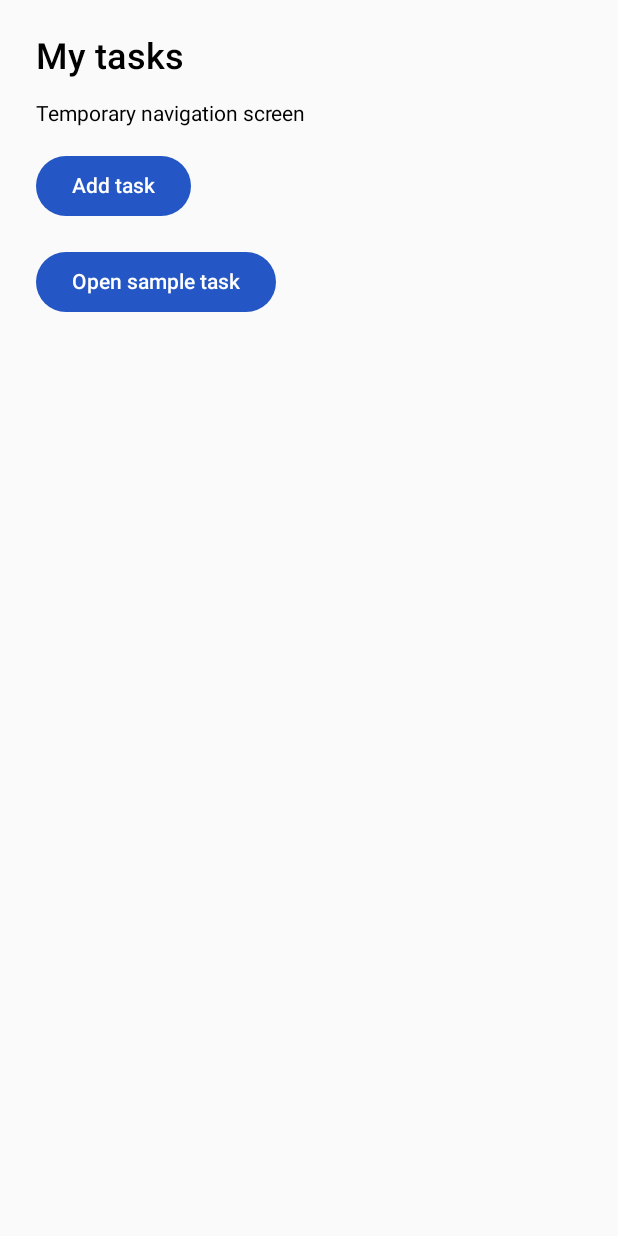
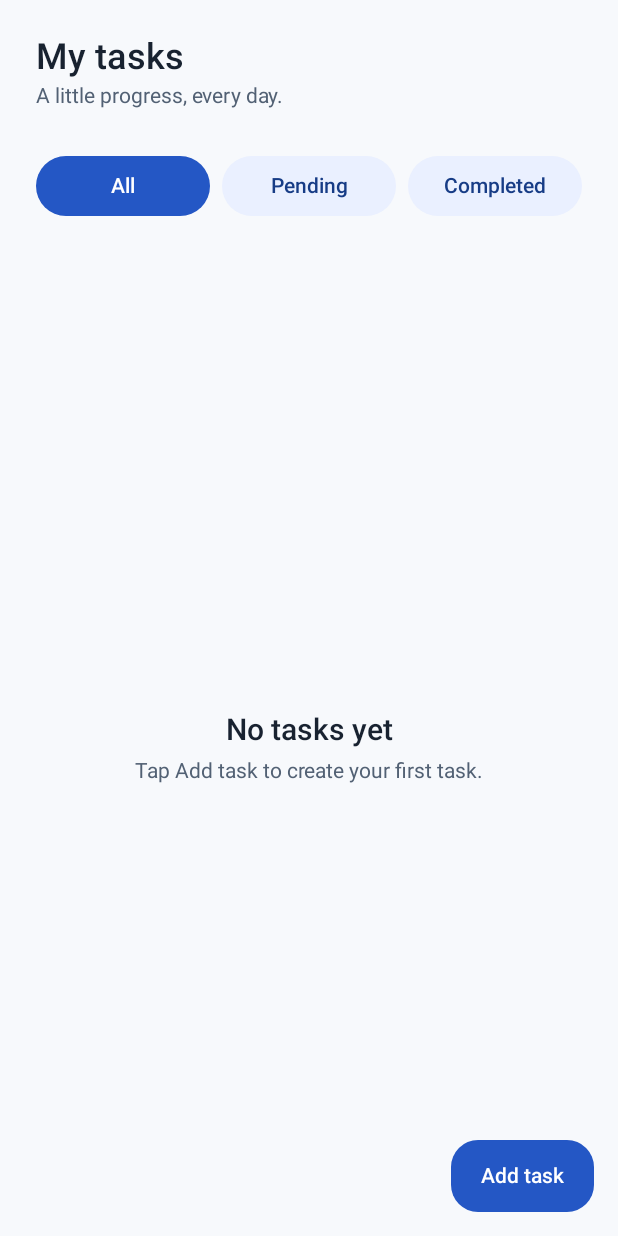
Before and after one commit to Kar1m22/student-task-planner, an Android app built with Jetpack Compose: the screen it shows after launch (MainActivity), on a phone screen of 412 x 824 dp. Run offline under Robolectric (Android 15) with nearby library versions, the phone set to English and light mode, and no system bars; our stand-ins replace Room's generated code.

Commit message:
add feature task list with view model

```diff
--- a/app/build.gradle.kts
+++ b/app/build.gradle.kts
@@ -31,6 +31,8 @@ android {
     compileOptions {
         sourceCompatibility = JavaVersion.VERSION_11
         targetCompatibility = JavaVersion.VERSION_11
+        isCoreLibraryDesugaringEnabled = true
+
     }
     buildFeatures {
         compose = true
@@ -60,4 +62,6 @@ dependencies {
     implementation(libs.room.ktx)
     ksp(libs.room.compiler)
     implementation(libs.material.icons.extended)
+    coreLibraryDesugaring(libs.desugar.jdk.libs)
+
 }
--- a/app/src/main/java/com/example/studenttaskplanner/ui/tasklist/TaskListScreen.kt
+++ b/app/src/main/java/com/example/studenttaskplanner/ui/tasklist/TaskListScreen.kt
@@ -2,42 +2,190 @@ package com.example.studenttaskplanner.ui.tasklist
 
 import androidx.compose.foundation.layout.Arrangement
 import androidx.compose.foundation.layout.Column
+import androidx.compose.foundation.layout.PaddingValues
+import androidx.compose.foundation.layout.Row
+import androidx.compose.foundation.layout.Spacer
 import androidx.compose.foundation.layout.fillMaxSize
+import androidx.compose.foundation.layout.fillMaxWidth
+import androidx.compose.foundation.layout.height
 import androidx.compose.foundation.layout.padding
+import androidx.compose.foundation.lazy.LazyColumn
+import androidx.compose.foundation.lazy.items
 import androidx.compose.material3.Button
+import androidx.compose.material3.ButtonDefaults
 import androidx.compose.material3.MaterialTheme
+import androidx.compose.material3.Scaffold
 import androidx.compose.material3.Text
 import androidx.compose.runtime.Composable
+import androidx.compose.runtime.collectAsState
+import androidx.compose.runtime.getValue
+import androidx.compose.ui.Alignment
 import androidx.compose.ui.Modifier
+import androidx.compose.ui.platform.LocalContext
+import androidx.compose.ui.text.style.TextAlign
 import androidx.compose.ui.unit.dp
+import androidx.lifecycle.viewmodel.compose.viewModel
+import com.example.studenttaskplanner.PlannerApplication
+import com.example.studenttaskplanner.core.components.TaskCard
 
 @Composable
 fun TaskListScreen(
     onAddTask: () -> Unit,
     onTaskClick: (Long) -> Unit
 ) {
+    val application = LocalContext.current.applicationContext
+            as PlannerApplication
+
+    val viewModel: TaskListViewModel = viewModel(
+        factory = TaskListViewModel.provideFactory(
+            taskRepository = application.taskRepository
+        )
+    )
+
+    val uiState by viewModel.uiState.collectAsState()
+
+    Scaffold(
+        containerColor = MaterialTheme.colorScheme.background,
+        floatingActionButton = {
+            Button (
+                onClick = onAddTask,
+                shape = MaterialTheme.shapes.large,
+                contentPadding = PaddingValues(
+                    horizontal = 20.dp,
+                    vertical = 14.dp
+                )
+            ){
+                Text("Add task")
+            }
+        }
+    ) { innerPadding ->
         Column(
             modifier = Modifier
                 .fillMaxSize()
-            .padding(24.dp),
-        verticalArrangement = Arrangement.spacedBy(16.dp)
+                .padding(innerPadding)
+                .padding(horizontal = 24.dp)
         ) {
+            Spacer(modifier = Modifier.height(24.dp))
+
             Text(
                 text = "My tasks",
                 style = MaterialTheme.typography.headlineSmall
             )
 
+            Spacer(modifier = Modifier.height(4.dp))
+
             Text(
-            text = "Temporary navigation screen",
-            style = MaterialTheme.typography.bodyMedium
+                text = "A little progress, every day.",
+                style = MaterialTheme.typography.bodyMedium,
+                color = MaterialTheme.colorScheme.onSurfaceVariant
             )
 
-        Button(onClick = onAddTask) {
-            Text("Add task")
+            Spacer(modifier = Modifier.height(28.dp))
+
+            TaskFilterRow(
+                selectedFilter = uiState.selectedFilter,
+                onFilterSelected = viewModel::selectFilter
+            )
+
+            Spacer(modifier = Modifier.height(24.dp))
+
+            if (uiState.tasks.isEmpty()) {
+                EmptyTaskList(
+                    modifier = Modifier.weight(1f)
+                )
+            } else {
+                LazyColumn(
+                    modifier = Modifier.weight(1f),
+                    verticalArrangement = Arrangement.spacedBy(16.dp),
+                    contentPadding = PaddingValues(bottom = 96.dp)
+                ) {
+                    items(
+                        items = uiState.tasks,
+                        key = { task -> task.id }
+                    ) { task ->
+                        TaskCard(
+                            task = task,
+                            onTaskClick = {
+                                onTaskClick(task.id)
+                            },
+                            onCompletionChanged = { isCompleted ->
+                                viewModel.setTaskCompleted(
+                                    taskId = task.id,
+                                    isCompleted = isCompleted
+                                )
                             }
-
-        Button(onClick = { onTaskClick(1L) }) {
-            Text("Open sample task")
+                        )
                     }
                 }
             }
+        }
+    }
+}
+
+@Composable
+private fun TaskFilterRow(
+    selectedFilter: TaskFilter,
+    onFilterSelected: (TaskFilter) -> Unit
+) {
+    Row(
+        modifier = Modifier.fillMaxWidth(),
+        horizontalArrangement = Arrangement.spacedBy(8.dp)
+    ) {
+        TaskFilter.entries.forEach { filter ->
+            val isSelected = filter == selectedFilter
+
+            Button(
+                onClick = {
+                    onFilterSelected(filter)
+                },
+                modifier = Modifier.weight(1f),
+                colors = ButtonDefaults.buttonColors(
+                    containerColor = if (isSelected) {
+                        MaterialTheme.colorScheme.primary
+                    } else {
+                        MaterialTheme.colorScheme.primaryContainer
+                    },
+                    contentColor = if (isSelected) {
+                        MaterialTheme.colorScheme.onPrimary
+                    } else {
+                        MaterialTheme.colorScheme.onPrimaryContainer
+                    }
+                )
+            ) {
+                Text(
+                    text = filter.name.lowercase()
+                        .replaceFirstChar { character ->
+                            character.uppercase()
+                        }
+                )
+            }
+        }
+    }
+}
+
+@Composable
+private fun EmptyTaskList(
+    modifier: Modifier = Modifier
+) {
+    Column(
+        modifier = modifier
+            .fillMaxWidth()
+            .padding(horizontal = 32.dp),
+        horizontalAlignment = Alignment.CenterHorizontally,
+        verticalArrangement = Arrangement.Center
+    ) {
+        Text(
+            text = "No tasks yet",
+            style = MaterialTheme.typography.titleLarge
+        )
+
+        Spacer(modifier = Modifier.height(8.dp))
+
+        Text(
+            text = "Tap Add task to create your first task.",
+            style = MaterialTheme.typography.bodyMedium,
+            color = MaterialTheme.colorScheme.onSurfaceVariant,
+            textAlign = TextAlign.Center
+        )
+    }
+}
--- /dev/null
+++ b/app/src/main/java/com/example/studenttaskplanner/ui/tasklist/TaskListViewModel.kt
@@ -0,0 +1,78 @@
+package com.example.studenttaskplanner.ui.tasklist
+
+import androidx.lifecycle.ViewModel
+import androidx.lifecycle.ViewModelProvider
+import androidx.lifecycle.viewModelScope
+import androidx.lifecycle.viewmodel.initializer
+import androidx.lifecycle.viewmodel.viewModelFactory
+import com.example.studenttaskplanner.data.local.TaskEntity
+import com.example.studenttaskplanner.data.repository.TaskRepository
+import kotlinx.coroutines.flow.MutableStateFlow
+import kotlinx.coroutines.flow.SharingStarted
+import kotlinx.coroutines.flow.combine
+import kotlinx.coroutines.flow.stateIn
+import kotlinx.coroutines.launch
+
+
+enum class TaskFilter {
+    ALL,
+    PENDING,
+    COMPLETED
+}
+
+data class TaskListUiState(
+    val tasks: List<TaskEntity> = emptyList(),
+    val selectedFilter: TaskFilter = TaskFilter.ALL
+)
+
+class TaskListViewModel(
+    private val taskRepository: TaskRepository
+) : ViewModel() {
+
+    private val selectedFilter = MutableStateFlow(TaskFilter.ALL)
+
+    val uiState = combine(
+        taskRepository.observeTasks(),
+        selectedFilter
+    ) { tasks, filter ->
+        TaskListUiState(
+            tasks = tasks.filter { task ->
+                when (filter) {
+                    TaskFilter.ALL -> true
+                    TaskFilter.PENDING -> !task.isCompleted
+                    TaskFilter.COMPLETED -> task.isCompleted
+                }
+            },
+            selectedFilter = filter
+        )
+    }.stateIn(
+        scope = viewModelScope,
+        started = SharingStarted.WhileSubscribed(5_000),
+        initialValue = TaskListUiState()
+    )
+
+    fun selectFilter(filter: TaskFilter) {
+        selectedFilter.value = filter
+    }
+
+    fun setTaskCompleted(
+        taskId: Long,
+        isCompleted: Boolean
+    ) {
+        viewModelScope.launch {
+            taskRepository.setTaskCompleted(
+                taskId = taskId,
+                isCompleted = isCompleted
+            )
+        }
+    }
+    companion object {
+        fun provideFactory(
+            taskRepository: TaskRepository
+        ): ViewModelProvider.Factory = viewModelFactory {
+            initializer {
+                TaskListViewModel(taskRepository)
+            }
+        }
+    }
+}
--- a/gradle/libs.versions.toml
+++ b/gradle/libs.versions.toml
@@ -12,6 +12,7 @@ lifecycleViewModel = "2.11.0"
 navigation = "2.10.1"
 room = "2.8.5"
 ksp = "2.2.10-2.0.2"
+desugarJdkLibs = "2.0.3"
 
 [libraries]
 androidx-core-ktx = { group = "androidx.core", name = "core-ktx", version.ref = "coreKtx" }
@@ -34,6 +35,7 @@ room-runtime = { module = "androidx.room:room-runtime", version.ref = "room" }
 room-ktx = { module = "androidx.room:room-ktx", version.ref = "room" }
 room-compiler = { module = "androidx.room:room-compiler", version.ref = "room" }
 material-icons-extended = { module = "androidx.compose.material:material-icons-extended" }
+desugar-jdk-libs = { module = "com.android.tools:desugar_jdk_libs", version.ref = "desugarJdkLibs" }
 
 [plugins]
 android-application = { id = "com.android.application", version.ref = "agp" }
```
Also changed, not shown: app/src/main/java/com/example/studenttaskplanner/core/components/TaskCard.kt (added, +119 -0 lines). Lines whose indentation alone changed are shown as unchanged.
